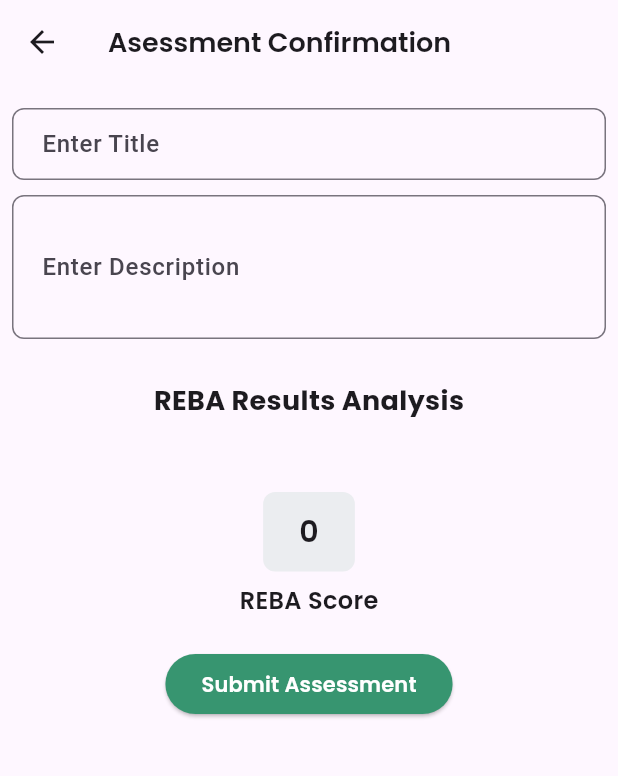
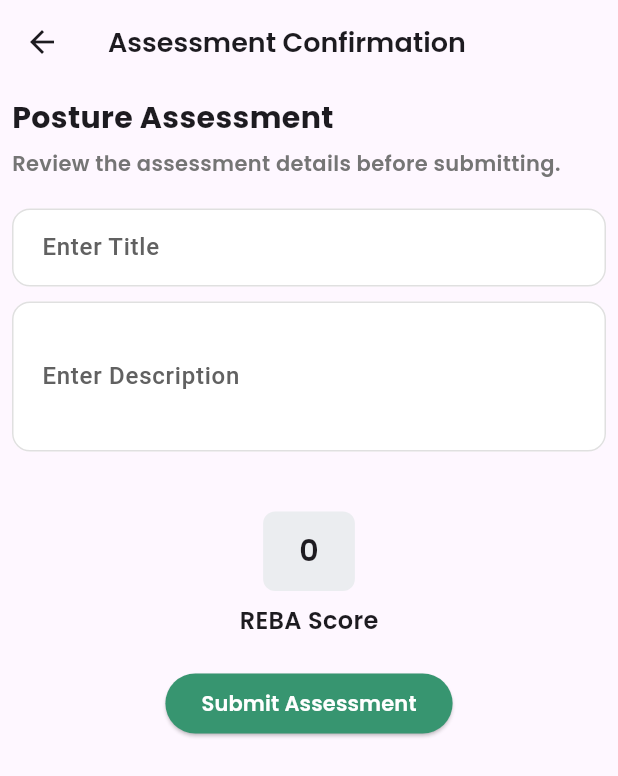
Before and after one commit to donyfajarr/rebain, a Flutter app: the RebaReportScreen screen opened directly with empty values, on a phone screen of 412 x 824 dp. Shown: the top 776 px of the screen. Run offline on Flutter 3.47's test engine with Material 3 defaults, Android fonts, the light colour scheme and no system bars; our stand-ins replace cloud_firestore, device_info_plus, file_picker, firebase_auth, firebase_core, flutter_dotenv and 6 more; missing offline and left inert: tflite_flutter, tflite_flutter_helper; accounts and stored records are empty.

Commit message:
update confirmation report page and fix the calculation

```diff
--- a/lib/report.dart
+++ b/lib/report.dart
@@ -6,6 +6,11 @@ import 'package:intl/intl.dart';
 import 'create.dart';
 import 'package:cloud_firestore/cloud_firestore.dart';
 import 'package:firebase_auth/firebase_auth.dart';
+
+import 'dart:io';
+import 'dart:typed_data';
+import 'package:image/image.dart' as img;
+
 
 
 // Table A: Neck Scores
@@ -128,6 +133,15 @@ class _RebaReportScreenState extends State<RebaReportScreen> {
       scores['trunkScore'] = (scores['trunkScore'] ?? 0) + 1;
     }
 
+    // Legs & Posture Calculation
+
+    if (scores['legRaised'] == 1){
+      scores['legScore'] = (scores['legScore'] ?? 0) + 1;
+    }
+    if (scores['legRaised'] == 2){
+      scores['legScore'] = (scores['legScore'] ?? 0) + 2;
+    }
+
     // Upper Arm Calculation
     if (scores['shoulderRaised'] ==1 ){
       scores['upperArmScore'] = (scores['upperArmScore'] ?? 0) + 1;
@@ -151,7 +165,17 @@ class _RebaReportScreenState extends State<RebaReportScreen> {
       scores['forceLoad'] = (scores['forceLoad'] ?? 0) + 1;
     }
 
+    if (scores['unstableBase'] == 1){
+      scores['activityScore'] = (scores['activityScore'] ?? 0) +1;
+    }
+    if (scores['staticPosture'] == 1){
+      scores['activityScore'] = (scores['activityScore'] ?? 0) +1;
+    }
+    if (scores['repeatedAction'] == 1){
+      scores['activityScore'] = (scores['activityScore'] ?? 0) +1;
+    }
 
+    print(scores);
     int rebaScoreA = getRebaScoreA(scores['neckScore'] ?? 0, scores['legScore'] ?? 0, scores['trunkScore'] ?? 0) + (scores['forceLoad'] ?? 0);
     print('rebascoreA : $rebaScoreA');
     int rebaScoreB = getRebaScoreB(scores['lowerArmScore'] ?? 0, scores['upperArmScore'] ?? 0, scores['wristScore'] ?? 0) + (scores['coupling'] ?? 0);
@@ -182,61 +206,79 @@ class _RebaReportScreenState extends State<RebaReportScreen> {
 
   }
 
+
+Future<File> resizeAndCompressImage(File file) async {
+  Uint8List imageBytes = await file.readAsBytes();
+  img.Image? decodedImage = img.decodeImage(imageBytes);
+
+  if (decodedImage == null) return file; // Return original if decoding fails
+
+  // 🔥 Resize to 256x256 (Maintaining Aspect Ratio)
+  img.Image resizedImage = img.copyResize(decodedImage, width: 256, height: 256);
+
+  // 🔥 Compress to JPEG with 70% quality
+  Uint8List compressedBytes = Uint8List.fromList(img.encodeJpg(resizedImage, quality: 70));
+
+  File compressedFile = File('${file.path}_resized.jpg');
+  await compressedFile.writeAsBytes(compressedBytes);
+  return compressedFile;
+}
 void _submitAssessment() async {
+  showDialog(
+    context: context,
+    barrierDismissible: false,
+    builder: (context) => Center(child: CircularProgressIndicator()),
+  );
+
   try {
     String userId = FirebaseAuth.instance.currentUser?.uid ?? "anonymous";
-    print('userId: $userId');
-
     String assessmentId = FirebaseFirestore.instance.collection('reba_assessments').doc().id;
-
     String description = _descriptionController.text.trim();
     String title = _titleController.text.trim();
 
-    List<Map<String, dynamic>> images = [];
-
     timestamp = DateTime.now().toIso8601String();
     overallScore = overallScore ?? 0;
+
+    List<Future<Map<String, dynamic>?>> uploadTasks = [];
 
     for (var entry in widget.capturedImages.entries) {
       String segmentKey = entry.key;
       File? imageFile = entry.value;
 
       if (imageFile != null) {
+        uploadTasks.add(() async {
           try {
-          String? imageUrl =
-              await uploadImageToSupabase(imageFile, userId, assessmentId, segmentKey);
+            print('Compressing image for segment: $segmentKey');
+            File compressedImage = await resizeAndCompressImage(imageFile);  // 🔥 Compress the image first
+
+            print('Uploading compressed image for segment: $segmentKey');
+            String? imageUrl = await uploadImageToSupabase(compressedImage, userId, assessmentId, segmentKey);
             if (imageUrl != null) {
-            // ✅ Get keypoints for this image
               List<Map<String, double>> keypoints = widget.keypoints[segmentKey]
                       ?.map((kp) => {"x": kp.x, "y": kp.y})
-                    .toList() ??
-                [];
+                      .toList() ?? [];
 
-                Map<String, dynamic> imageData = {
+              return {
                 "segment": segmentKey,
                 "url": imageUrl,
                 "keypoints": keypoints,
               };
-
-              //   if (segmentKey == "Wrist") {
-              // List<Map<String, double>> handkeypoints = widget.handkeypoints[segmentKey]
-              //         ?.map((hkp) => {"x": hkp.x, "y": hkp.y})
-              //         .toList() ??
-              //     [];
-              //   if (handkeypoints.isNotEmpty) {
-              //                   imageData["handkeypoints"] = handkeypoints;
-              //                 }
-              //               }
-
-                            images.add(imageData);
             }
-
           } catch (e) {
             print("❌ Error uploading image for segment $segmentKey: $e");
           }
+          return null;
+        }());
       }
     }
+
+    List<Map<String, dynamic>> images = (await Future.wait(uploadTasks))
+        .where((img) => img != null)
+        .cast<Map<String, dynamic>>()
+        .toList();
+
     Timestamp firestoreTimestamp = Timestamp.fromDate(DateTime.now());
+
     Map<String, dynamic> assessmentData = {
       'userId': userId,
       'assessmentId': assessmentId,
@@ -246,42 +288,41 @@ class _RebaReportScreenState extends State<RebaReportScreen> {
       'overallScore': overallScore,
       'bodyScores': widget.bodyPartScores,
       'images': images,
-      'rebaScoreA' : rebaScoreA,
-      'rebaScoreB' : rebaScoreB,
-      'rebaScoreC' : rebaScoreC,
+      'rebaScoreA': rebaScoreA,
+      'rebaScoreB': rebaScoreB,
+      'rebaScoreC': rebaScoreC,
     };
 
     print("🚀 Submitting Assessment: $assessmentData");
 
-    await FirebaseFirestore.instance
-        .collection('reba_assessments')
-        .doc(assessmentId)
-        .set(assessmentData)
-        .then((_) => print("✅ Successfully submitted REBA assessment"))
-        .catchError((error) => print("❌ Firestore Write Error: $error"));
+    WriteBatch batch = FirebaseFirestore.instance.batch();
+    DocumentReference docRef = FirebaseFirestore.instance.collection('reba_assessments').doc(assessmentId);
+    batch.set(docRef, assessmentData);
+    await batch.commit();
 
+    print("✅ Successfully submitted REBA assessment");
 
     _descriptionController.clear();
     _titleController.clear();
-    print("✅ Submitted REBA Assessment: $assessmentData");
 
-
+    Navigator.pop(context); // Close loading indicator
     Navigator.pushReplacement(
       context,
       MaterialPageRoute(builder: (context) => HomeScreen()),
     );
   } catch (e, stackTrace) {
+    Navigator.pop(context); // Ensure loading dialog is dismissed
     print("❌ Error submitting assessment: $e");
-    print(stackTrace); // Logs full error trace for debugging
+    print(stackTrace);
   }
 }
+
 
   final Map<String, String> displayBodyPartNames = {
   "neckScore": "Neck Position",
   "trunkScore": "Trunk Position",
   "legScore": "Legs & Posture Position",
   "forceLoad": "Force Load Score",
-  "shockAdded" : "Shock Added",
   "upperArmScore" : "Upper Arm Position",
   "lowerArmScore" : "Lower Arm Position",
   "wristScore" : "Wrist",
@@ -289,27 +330,83 @@ class _RebaReportScreenState extends State<RebaReportScreen> {
   "activityScore": "Activity Score",
 };
 
+  // Explanations for additional breakdown (only applies to related segment)
+// Define child-to-parent mappings
+final Map<String, String> childToParent = {
+  "neckTwisted": "neckScore",
+  "neckBended": "neckScore",
+  "trunkTwisted": "trunkScore",
+  "trunkBended": "trunkScore",
+  "legRaised": "legScore",
+  "shoulderRaised": "upperArmScore",
+  "upperArmAbducted": "upperArmScore",
+  "armSupport": "upperArmScore",
+  "wristBent": "wristScore",
+  "shockAdded" : "forceLoad",
+  "unstableBase" : "activityScore",
+  "staticPosture" : "activityScore",
+  "repeatedAction" : "activityScore",
+};
+
+final Map<String, String> scoreDescriptions = {
+  "neckTwisted": "+1 Neck Twisted",
+  "neckBended": "+1 Neck Bended",
+  "trunkTwisted": "+1 Trunk Twisted",
+  "trunkBended": "+1 Trunk Bended",
+  "legRaised": "+1 Leg Raised",
+  "shoulderRaised": "+1 Shoulder Raised",
+  "upperArmAbducted": "+1 Upper Arm Abducted",
+  "armSupport": "-1 Arm Support",
+  "wristBent": "+1 Wrist Bent",
+  "shockAdded" : "+1 Shock Added",
+  "unstableBase" : "+1 Unstable Base",
+  "staticPosture" : "+1 Static Posture",
+  "repeatedAction" : "+1 Repeated Action",
+
+};
+
+
 @override
 Widget build(BuildContext context) {
   return Scaffold(
-      appBar: AppBar(title: Text('Asessment Confirmation', style:TextStyle(fontFamily: 'Poppins', fontWeight: FontWeight.w600, fontSize: 18))),
+    appBar: AppBar(
+      title: Text('Assessment Confirmation',
+        style: TextStyle(fontFamily: 'Poppins', fontWeight: FontWeight.w600, fontSize: 18)),
+    ),
     body: SingleChildScrollView(
       child: Padding(
         padding: const EdgeInsets.all(8.0),
         child: Column(
           crossAxisAlignment: CrossAxisAlignment.start,
           children: [
-             SizedBox(height: 8),
+            // Title & Description Box (Restored)
+            Text("Posture Assessment",
+              style: TextStyle(fontSize: 20, fontWeight: FontWeight.bold, fontFamily: 'Poppins')),
+            SizedBox(height: 6),
+            Text("Review the assessment details before submitting.",
+              style: TextStyle(fontSize: 14, fontFamily: 'Poppins', color: Colors.grey[600])),
+            SizedBox(height: 20),
+
             TextField(
                 controller: _titleController,
                 decoration: InputDecoration(
                   labelText: "Enter Title",
-                labelStyle: TextStyle(fontSize: 16, fontWeight: FontWeight.w500),
-                border: OutlineInputBorder(
-                  borderRadius: BorderRadius.circular(8),
-                  borderSide: BorderSide(color: Colors.grey),
+                  labelStyle: TextStyle(
+                    fontSize: 16,
+                    fontWeight: FontWeight.w500,
+                    color: Colors.grey[700],
                   ),
-                contentPadding: EdgeInsets.symmetric(horizontal: 16, vertical: 12),
+                  filled: true,
+                  fillColor: Colors.white, // Keep background white
+                  enabledBorder: OutlineInputBorder(
+                    borderRadius: BorderRadius.circular(12),
+                    borderSide: BorderSide(color: Colors.grey[300]!, width: 1), // Soft grey border
+                  ),
+                  focusedBorder: OutlineInputBorder(
+                    borderRadius: BorderRadius.circular(12),
+                    borderSide: BorderSide(color: Colors.blueAccent, width: 2), // Highlight when focused
+                  ),
+                  contentPadding: EdgeInsets.symmetric(horizontal: 16, vertical: 14),
                 ),
               ),
 
@@ -318,65 +415,90 @@ class _RebaReportScreenState extends State<RebaReportScreen> {
                 controller: _descriptionController,
                 decoration: InputDecoration(
                   labelText: "Enter Description",
-                   labelStyle: TextStyle(fontSize: 16, fontWeight: FontWeight.w500),
-                border: OutlineInputBorder(
-                  borderRadius: BorderRadius.circular(8),
-                  borderSide: BorderSide(color: Colors.grey),
+                  labelStyle: TextStyle(
+                    fontSize: 16,
+                    fontWeight: FontWeight.w500,
+                    color: Colors.grey[700],
                   ),
-                contentPadding: EdgeInsets.symmetric(horizontal: 16, vertical: 12),
+                  filled: true,
+                  fillColor: Colors.white,
+                  enabledBorder: OutlineInputBorder(
+                    borderRadius: BorderRadius.circular(12),
+                    borderSide: BorderSide(color: Colors.grey[300]!, width: 1),
+                  ),
+                  focusedBorder: OutlineInputBorder(
+                    borderRadius: BorderRadius.circular(12),
+                    borderSide: BorderSide(color: Colors.blueAccent, width: 2),
+                  ),
+                  contentPadding: EdgeInsets.symmetric(horizontal: 16, vertical: 14),
                 ),
                 maxLines: 3,
               ),
-          SizedBox(height: 20),
-          Center(
-              child: Padding(
-                padding: const EdgeInsets.symmetric(vertical: 8),
-                child: Text(
-                  "REBA Results Analysis",
-                  style: TextStyle(fontSize: 18, fontWeight: FontWeight.bold, fontFamily: 'Poppins'),
-                ),
-              ),
-            ),
-             SizedBox(height: 20),
 
+             SizedBox(height:20),
+
+            // List of Body Parts
             ...widget.bodyPartScores.entries.map((entry) {
               String bodyPartKey = entry.key;
               int score = entry.value;
-            if (bodyPartKey == "staticPosture" || bodyPartKey == "repeatedAction" || bodyPartKey == "armSupport") return SizedBox();
 
-            // Get display name, fallback to original key if not found
-            String bodyPart = displayBodyPartNames[bodyPartKey] ?? bodyPartKey;
+              // Skip if not in displayBodyPartNames
+              if (!displayBodyPartNames.containsKey(bodyPartKey)) return SizedBox();
+
+              // Get body part name
+              String bodyPart = displayBodyPartNames[bodyPartKey]!;
               String? relatedSegment = bodyPartToSegment[bodyPartKey];
               File? imageFile = relatedSegment != null ? widget.capturedImages[relatedSegment] : null;
+
+              // Collect descriptions only for this segment
+              List<String> additionalDescriptions = [];
+              widget.bodyPartScores.forEach((key, value) {
+                if (childToParent[key] == bodyPartKey && value != 0) {
+                  additionalDescriptions.add(scoreDescriptions[key]!);
+                }
+              });
 
               return Padding(
                 padding: const EdgeInsets.only(bottom: 12.0),
                 child: Row(
                   crossAxisAlignment: CrossAxisAlignment.center,
                   children: [
-                  // Left Section (Image or Body Part Name)
+                    // Left Section (Image + Body Part Name + Additional Info)
                     Column(
                       crossAxisAlignment: CrossAxisAlignment.start,
                       children: [
+                        // Main Body Part Name
                         Text(
-                        bodyPart, // Always show body part name
-                        style: TextStyle(
-                        fontSize: 16,
-                        fontWeight: FontWeight.w600,
-                        fontFamily: 'Poppins',
+                          bodyPart,
+                          style: TextStyle(fontSize: 16, fontWeight: FontWeight.w600, fontFamily: 'Poppins'),
                         ),
-                      ),
-                      SizedBox(height: 6),
+                        SizedBox(height: 4),
+
+                        // Image (if exists)
                         if (imageFile != null && imageFile.existsSync())
                           ClipRRect(
-                          // borderRadius: BorderRadius.circular(10),
                             child: Image.file(imageFile, width: 100, height: 80, fit: BoxFit.cover),
+                          ),
+
+                        // Additional Information (small text, only for this segment)
+                        if (additionalDescriptions.isNotEmpty)
+                          Padding(
+                            padding: const EdgeInsets.only(top: 4.0),
+                            child: Column(
+                              crossAxisAlignment: CrossAxisAlignment.start,
+                              children: additionalDescriptions.map((desc) =>
+                                Text(
+                                  "• $desc",
+                                  style: TextStyle(fontSize: 12, color: Colors.grey[600], fontFamily: 'Poppins'),
+                                ),
+                              ).toList(),
+                            ),
                           ),
                       ],
                     ),
 
-                  SizedBox(width: 16), // Add space between image/text and score box
-                  Spacer(), // Push score box to the right
+                    SizedBox(width: 16),
+                    Spacer(),
 
                     // Score Box (Right Side)
                     Column(
@@ -386,7 +508,6 @@ class _RebaReportScreenState extends State<RebaReportScreen> {
                           padding: EdgeInsets.all(12),
                           decoration: BoxDecoration(
                             color: Color.fromRGBO(235, 237, 240, 1),
-                          // borderRadius: BorderRadius.circular(8),
                           ),
                           child: Center(
                             child: Text(
@@ -395,24 +516,19 @@ class _RebaReportScreenState extends State<RebaReportScreen> {
                             ),
                           ),
                         ),
-                      SizedBox(height: 4), // Space between box and "Score" text
+                        SizedBox(height: 4),
                         Text(
                           "Score",
-                        style: TextStyle(
-                            fontSize: 12,
-                            fontWeight: FontWeight.w500,
-                            fontFamily: 'Poppins',
-                          ),
+                          style: TextStyle(fontSize: 12, fontWeight: FontWeight.w500, fontFamily: 'Poppins'),
                         ),
                       ],
                     ),
-                  SizedBox(width: 10), // Slight gap on the right side
+                    SizedBox(width: 10),
                   ],
                 ),
               );
-          }).toList(),
+            }).where((widget) => widget is! SizedBox).toList(),
 
-              // Overall REBA Score (Centered)
             SizedBox(height: 20),
             Center(
               child: Column(
@@ -437,7 +553,6 @@ class _RebaReportScreenState extends State<RebaReportScreen> {
               ),
             ),
 
-
             SizedBox(height: 20),
             Center(
               child: ElevatedButton(
@@ -446,10 +561,12 @@ class _RebaReportScreenState extends State<RebaReportScreen> {
                   shape: RoundedRectangleBorder(
                     borderRadius: BorderRadius.circular(20),
                   ),
-                // padding: EdgeInsets.symmetric(horizontal: 32, vertical: 12),
                 ),
                 onPressed: _submitAssessment,
-                  child: Text("Submit Assessment", style: TextStyle(fontSize: 14, fontWeight: FontWeight.w600, color: Colors.white, fontFamily: 'Poppins')),
+                child: Text(
+                  "Submit Assessment",
+                  style: TextStyle(fontSize: 14, fontWeight: FontWeight.w600, color: Colors.white, fontFamily: 'Poppins'),
+                ),
               ),
             ),
             SizedBox(height: 20),
```
Also changed, not shown: lib/input.dart (+54 -22 lines). Lines whose indentation alone changed are shown as unchanged.
